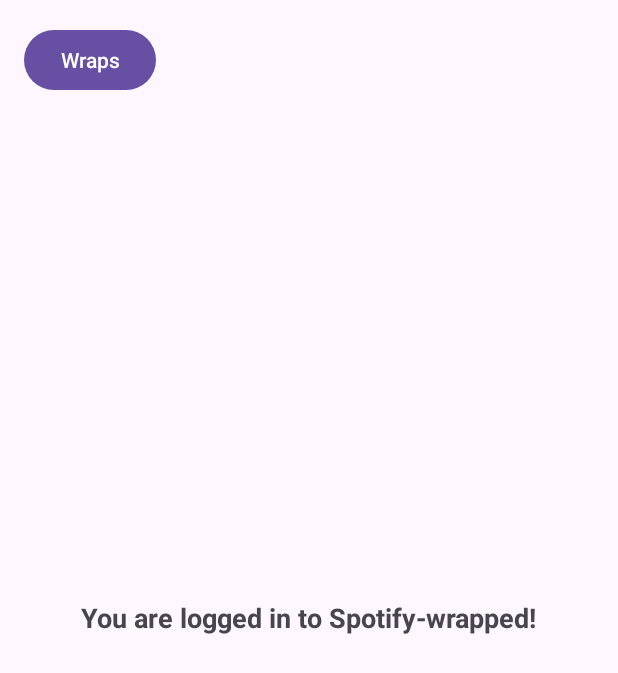
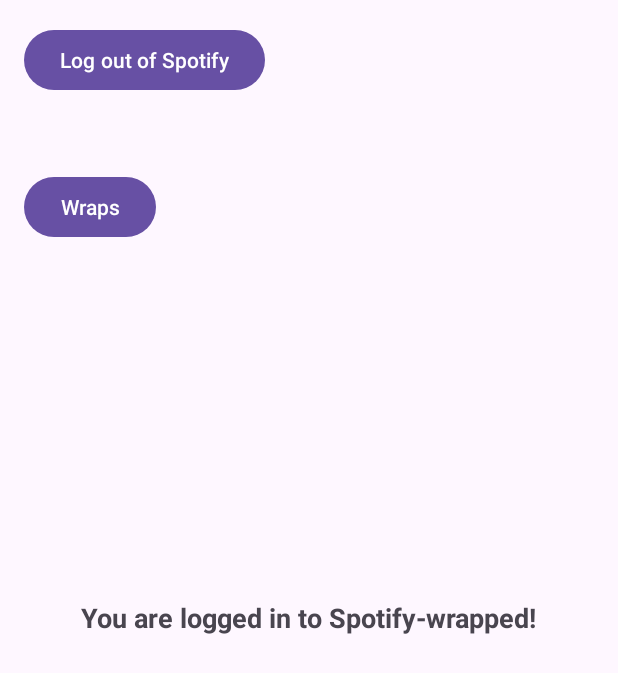
Before and after one commit to asalontai/spotify-wrapped, an Android app: the LoggedInActivity screen opened directly, with no data from a screen before it, on a phone screen of 412 x 824 dp. Shown: the top 673 px of the screen. Run offline under Robolectric (Android 15) with nearby library versions, the phone set to English and light mode, and no system bars.

Commit message:
ui and firstore
jhgjhg

```diff
--- a/app/build.gradle
+++ b/app/build.gradle
@@ -2,6 +2,7 @@
 plugins {
     id 'com.android.application'
     id 'org.jetbrains.kotlin.android'
+    id 'com.google.gms.google-services'
 }
 ext {
     appCompatVersion = '1.6.1' // Define the appCompatVersion property with the desired value
@@ -72,6 +73,7 @@ dependencies {
     implementation 'androidx.compose.material3:material3'
     implementation 'androidx.navigation:navigation-fragment:2.7.6'
     implementation 'androidx.navigation:navigation-ui:2.7.6'
+    implementation 'com.google.firebase:firebase-firestore:24.11.0'
     testImplementation 'junit:junit:4.13.2'
     androidTestImplementation 'androidx.test.ext:junit:1.1.5'
     androidTestImplementation 'androidx.test.espresso:espresso-core:3.5.1'
--- a/app/src/main/res/layout/activity_logged_in.xml
+++ b/app/src/main/res/layout/activity_logged_in.xml
@@ -14,10 +14,18 @@
         android:layout_centerInParent="true" />
 
     <Button
+        android:id="@+id/BtnLogout"
+        android:layout_width="wrap_content"
+        android:layout_height="wrap_content"
+        android:onClick="logoutOnClick"
+        android:text="Log out of Spotify" />
+
+    <Button
         android:id="@+id/accountBtn"
         android:layout_width="wrap_content"
         android:layout_height="wrap_content"
-        android:onClick="logoutOnClick"
+        android:layout_above="@+id/textViewLoggedInMessage"
+        android:layout_marginBottom="237dp"
         android:text="Wraps" />
 
 </RelativeLayout>
--- a/build.gradle
+++ b/build.gradle
@@ -1,4 +1,8 @@
-// Top-level build file where you can add configuration options common to all sub-projects/modules.
+buildscript {
+    dependencies {
+        classpath 'com.google.gms:google-services:4.4.1'
+    }
+}// Top-level build file where you can add configuration options common to all sub-projects/modules.
 plugins {
 id 'com.android.application' version '8.2.1' apply false
     id 'org.jetbrains.kotlin.android' version '1.9.0' apply false
```
Also changed, not shown: 1 other file.
